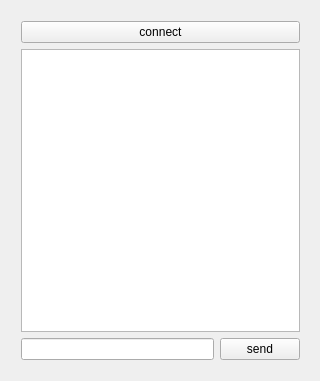
Old version of the form HiddenChess/ChatWidget.ui in the repository Nekttuman/HiddenChess.
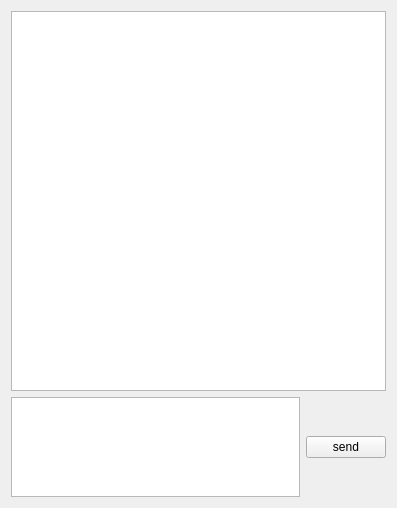
New version of the form.

Commit message: chat widget upd

What changed in the file:
```diff
--- a/HiddenChess/ChatWidget.ui
+++ b/HiddenChess/ChatWidget.ui
@@ -6,46 +6,36 @@
    <rect>
     <x>0</x>
     <y>0</y>
-    <width>320</width>
-    <height>381</height>
+    <width>397</width>
+    <height>508</height>
    </rect>
   </property>
   <property name="windowTitle">
    <string>ChatWidget</string>
   </property>
-  <widget class="QWidget" name="">
-   <property name="geometry">
-    <rect>
-     <x>10</x>
-     <y>10</y>
-     <width>301</width>
-     <height>361</height>
-    </rect>
-   </property>
    <layout class="QGridLayout" name="gridLayout">
-    <item row="1" column="0" colspan="2">
+   <item row="0" column="0" colspan="2">
      <widget class="QTextBrowser" name="textBrowser"/>
     </item>
-    <item row="2" column="0">
-     <widget class="QLineEdit" name="lineEdit"/>
-    </item>
-    <item row="2" column="1">
+   <item row="1" column="1">
      <widget class="QPushButton" name="sendButton">
       <property name="text">
        <string>send</string>
       </property>
      </widget>
     </item>
-    <item row="0" column="0" colspan="2">
-     <widget class="QPushButton" name="connectButton">
-      <property name="text">
-       <string>connect</string>
+   <item row="1" column="0">
+    <widget class="QTextEdit" name="textEdit">
+     <property name="maximumSize">
+      <size>
+       <width>16777215</width>
+       <height>100</height>
+      </size>
       </property>
      </widget>
     </item>
    </layout>
   </widget>
- </widget>
  <layoutdefault spacing="6" margin="11"/>
  <resources/>
  <connections>
```
Left out of the diff: 16 changed lines with no effect on the pictures. Lines whose indentation alone changed are shown as unchanged. The commit also changes 3 other files.
